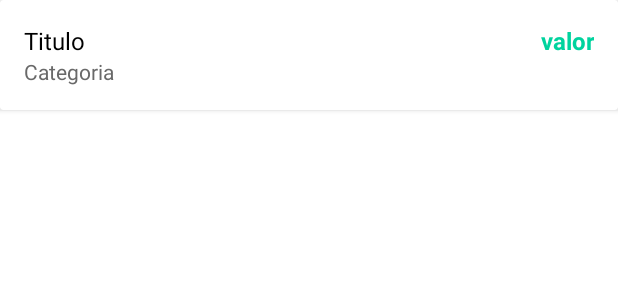
After one commit to MiguelXCruz/FinatialOrganizer, an Android app: the layout adapter_movimentacao.xml on its own in the app's theme, with its tools: preview values and no code run, on a phone screen of 412 x 824 dp. The commit adds this screen. Shown: the top 300 px of the screen. Run offline under Robolectric (Android 15) with nearby library versions, the light colour scheme and no system bars.

Commit message:
Fixing Null CardView

```diff
--- a/app/src/main/java/model/Movimentation.java
+++ b/app/src/main/java/model/Movimentation.java
@@ -11,7 +11,7 @@ import helper.Base64Custom;
 
 public class Movimentation {
 
-    private String date = null;
+    private String date;
     private String description;
     private String category;
     private String type;
--- /dev/null
+++ b/app/src/main/res/layout/adapter_movimentacao.xml
@@ -0,0 +1,53 @@
+<?xml version="1.0" encoding="utf-8"?>
+    <androidx.cardview.widget.CardView
+        xmlns:android="http://schemas.android.com/apk/res/android"
+        android:layout_width="match_parent"
+        android:layout_height="wrap_content"
+        android:elevation="3dp">
+
+    <LinearLayout
+        android:layout_width="match_parent"
+        android:layout_height="wrap_content"
+        android:layout_margin="16dp"
+        android:orientation="vertical">
+
+        <LinearLayout
+            android:layout_width="match_parent"
+            android:layout_height="wrap_content"
+            android:orientation="horizontal">
+
+            <TextView
+                android:id="@+id/textAdapterTitulo"
+                android:layout_width="wrap_content"
+                android:layout_height="wrap_content"
+                android:layout_weight="5"
+                android:text="Titulo"
+                android:textColor="@android:color/black"
+                android:textSize="16sp" />
+
+            <TextView
+                android:id="@+id/textAdapterValor"
+                android:layout_width="wrap_content"
+                android:layout_height="wrap_content"
+                android:layout_weight="1"
+                android:gravity="end"
+                android:text="valor"
+                android:textColor="#00D39E"
+                android:textSize="16sp"
+                android:textStyle="bold" />
+
+        </LinearLayout>
+
+        <TextView
+            android:id="@+id/textAdapterCategoria"
+            android:layout_width="wrap_content"
+            android:layout_height="wrap_content"
+            android:layout_weight="5"
+            android:text="Categoria"
+            android:textColor="#696969"
+            android:textSize="14sp" />
+
+
+    </LinearLayout>
+
+    </androidx.cardview.widget.CardView>
```
Also changed, not shown: app/src/main/java/activity/HomeActivity.java (+107 -8 lines), app/src/main/java/adapter/AdapterMovimentacao.java (added, +72 -0 lines), app/src/main/res/layout/content_home.xml (+31 -7 lines).
